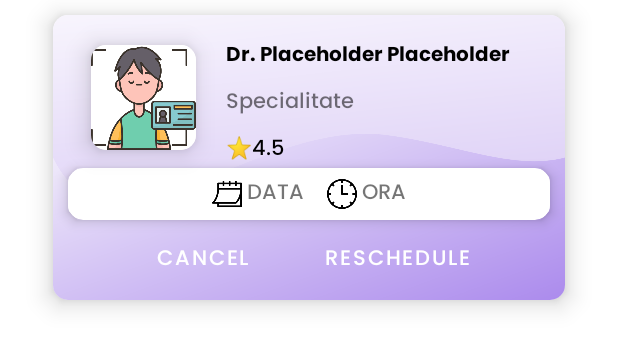
After one commit to MarioBujor2001/CliniqueMedicalApp, an Android app: the layout appointment_item.xml on its own in the app's theme, with its tools: preview values and no code run, on a phone screen of 412 x 824 dp. The commit adds this screen. Shown: the top 349 px of the screen. Run offline under Robolectric (Android 15) with nearby library versions, the phone set to English and light mode, and no system bars; network calls fail.

Commit message:
added apicomm method to get all appointments, appointment section where user can see them all

```diff
--- a/app/src/main/java/com/example/licenta/MedicAdapter.java
+++ b/app/src/main/java/com/example/licenta/Adapters/MedicAdapter.java
@@ -1,4 +1,4 @@
-package com.example.licenta;
+package com.example.licenta.Adapters;
 
 import android.content.Context;
 import android.view.LayoutInflater;
@@ -13,9 +13,10 @@ import androidx.recyclerview.widget.RecyclerView;
 
 import com.bumptech.glide.Glide;
 import com.example.licenta.Models.Medic;
+import com.example.licenta.R;
+import com.example.licenta.RecyclerViewInterface;
 
 import java.util.ArrayList;
-import java.util.Locale;
 
 public class MedicAdapter extends RecyclerView.Adapter<MedicAdapter.ViewHolder> {
 
--- a/app/src/main/java/com/example/licenta/MedicsListActivity.java
+++ b/app/src/main/java/com/example/licenta/MedicsListActivity.java
@@ -16,25 +16,21 @@ import android.os.Looper;
 import android.text.Editable;
 import android.text.TextWatcher;
 import android.util.Log;
-import android.view.KeyEvent;
 import android.view.View;
 import android.widget.Button;
 import android.widget.DatePicker;
 import android.widget.EditText;
-import android.widget.Spinner;
 import android.widget.TextView;
-import android.widget.Toast;
 
+import com.example.licenta.Adapters.MedicAdapter;
 import com.example.licenta.Models.Medic;
 import com.example.licenta.Models.Specialitate;
 import com.example.licenta.Models.Specialitati;
 import com.example.licenta.Utils.APICommunication;
 
-import org.json.JSONArray;
 import org.json.JSONException;
 import org.json.JSONObject;
 
-import java.lang.reflect.Field;
 import java.util.ArrayList;
 import java.util.Calendar;
 import java.util.stream.Collectors;
--- /dev/null
+++ b/app/src/main/res/layout/appointment_item.xml
@@ -0,0 +1,167 @@
+<?xml version="1.0" encoding="utf-8"?>
+<androidx.cardview.widget.CardView xmlns:android="http://schemas.android.com/apk/res/android"
+    xmlns:app="http://schemas.android.com/apk/res-auto"
+    xmlns:tools="http://schemas.android.com/tools"
+    android:layout_width="match_parent"
+    android:layout_height="190dp"
+    app:cardCornerRadius="10dp"
+    app:cardElevation="10dp"
+    android:layout_marginStart="35dp"
+    android:layout_marginEnd="35dp"
+    android:layout_marginTop="10dp"
+    android:id="@+id/parentCardMedic">
+
+    <androidx.constraintlayout.widget.ConstraintLayout
+        android:layout_width="match_parent"
+        android:layout_height="match_parent"
+        android:background="@drawable/info_card_background">
+
+        <!--        picture-->
+        <androidx.cardview.widget.CardView
+            android:id="@+id/cardView4"
+            android:layout_width="wrap_content"
+            android:layout_height="wrap_content"
+            android:layout_marginStart="25dp"
+            android:layout_marginTop="20dp"
+            app:cardCornerRadius="10dp"
+            app:cardElevation="10dp"
+            app:layout_constraintBottom_toBottomOf="parent"
+            app:layout_constraintEnd_toEndOf="parent"
+            app:layout_constraintHorizontal_bias="0.0"
+            app:layout_constraintStart_toStartOf="parent"
+            app:layout_constraintTop_toTopOf="parent"
+            app:layout_constraintVertical_bias="0.0">
+
+            <ImageView
+                android:id="@+id/imgMedicProfile"
+                android:layout_width="70dp"
+                android:layout_height="70dp"
+                android:scaleType="centerInside"
+                android:src="@drawable/profile_pic_placeholder"
+                app:layout_constraintBottom_toBottomOf="parent"
+                app:layout_constraintEnd_toEndOf="parent"
+                app:layout_constraintStart_toStartOf="parent"
+                app:layout_constraintTop_toTopOf="parent" />
+        </androidx.cardview.widget.CardView>
+
+        <TextView
+            android:id="@+id/txtMedicName"
+            android:layout_width="wrap_content"
+            android:layout_height="wrap_content"
+            android:layout_marginStart="20dp"
+            android:layout_marginTop="15dp"
+            android:fontFamily="@font/poppins_bold"
+            android:text="@string/dr_name"
+            android:textColor="#000000"
+            android:textSize="13sp"
+            app:layout_constraintEnd_toEndOf="parent"
+            app:layout_constraintHorizontal_bias="0.0"
+            app:layout_constraintStart_toEndOf="@+id/cardView4"
+            app:layout_constraintTop_toTopOf="parent" />
+
+        <TextView
+            android:id="@+id/txtMedicSpec"
+            android:layout_width="wrap_content"
+            android:layout_height="wrap_content"
+            android:layout_marginTop="7dp"
+            android:fontFamily="@font/poppins_medium"
+            android:text="@string/specialitate_placeholder"
+            app:layout_constraintStart_toStartOf="@+id/txtMedicName"
+            app:layout_constraintTop_toBottomOf="@+id/txtMedicName" />
+
+        <TextView
+            android:id="@+id/txtMedicRating"
+            android:layout_width="wrap_content"
+            android:layout_height="wrap_content"
+            android:layout_marginTop="7dp"
+            android:fontFamily="@font/poppins_medium"
+            android:text="@string/_4_5"
+            android:textColor="#000000"
+            app:layout_constraintEnd_toEndOf="@+id/txtMedicSpec"
+            app:layout_constraintHorizontal_bias="0.0"
+            app:layout_constraintStart_toStartOf="@+id/txtMedicSpec"
+            app:layout_constraintTop_toBottomOf="@+id/txtMedicSpec" />
+
+        <androidx.cardview.widget.CardView
+            android:id="@+id/cvDateTime"
+            android:layout_width="match_parent"
+            android:layout_height="wrap_content"
+            android:layout_marginStart="10dp"
+            android:layout_marginEnd="10dp"
+            app:cardCornerRadius="10dp"
+            app:cardElevation="5dp"
+            app:layout_constraintEnd_toEndOf="parent"
+            app:layout_constraintStart_toStartOf="parent"
+            app:layout_constraintTop_toBottomOf="@+id/txtMedicRating">
+
+            <LinearLayout
+                android:layout_width="match_parent"
+                android:layout_height="wrap_content"
+                android:background="@color/white"
+                android:layout_marginTop="5dp"
+                android:layout_marginBottom="5dp"
+                android:gravity="center">
+
+                <ImageView
+                    android:layout_width="20dp"
+                    android:layout_height="20dp"
+                    android:src="@drawable/calendar"
+                    android:layout_marginEnd="3dp"/>
+
+                <TextView
+                    android:id="@+id/tvAppDate"
+                    android:layout_width="wrap_content"
+                    android:layout_height="wrap_content"
+                    android:text="@string/data"
+                    android:fontFamily="@font/poppins_medium"/>
+
+                <ImageView
+                    android:layout_width="20dp"
+                    android:layout_height="20dp"
+                    android:src="@drawable/clock"
+                    android:layout_marginEnd="3dp"
+                    android:layout_marginStart="15dp"/>
+
+                <TextView
+                    android:id="@+id/tvAppTime"
+                    android:layout_width="wrap_content"
+                    android:layout_height="wrap_content"
+                    android:text="@string/ora"
+                    android:fontFamily="@font/poppins_medium"/>
+            </LinearLayout>
+
+        </androidx.cardview.widget.CardView>
+
+        <LinearLayout
+            android:layout_width="match_parent"
+            android:layout_height="wrap_content"
+            android:gravity="center"
+            app:layout_constraintBottom_toBottomOf="parent"
+            app:layout_constraintEnd_toEndOf="parent"
+            app:layout_constraintStart_toStartOf="parent"
+            app:layout_constraintTop_toBottomOf="@+id/cvDateTime">
+
+            <Button
+                android:id="@+id/btnAppCancel"
+                style="?android:attr/buttonBarButtonStyle"
+                android:layout_width="wrap_content"
+                android:layout_height="wrap_content"
+                android:layout_marginEnd="30dp"
+                android:fontFamily="@font/poppins_medium"
+                android:text="@string/cancel"
+                android:textColor="@color/white" />
+
+            <Button
+                android:id="@+id/btnAppReschedule"
+                style="?android:attr/buttonBarButtonStyle"
+                android:layout_width="wrap_content"
+                android:layout_height="wrap_content"
+                android:fontFamily="@font/poppins_medium"
+                android:text="@string/reschedule"
+                android:textColor="@color/white" />
+        </LinearLayout>
+
+
+    </androidx.constraintlayout.widget.ConstraintLayout>
+
+</androidx.cardview.widget.CardView>
--- a/app/src/main/res/values/strings.xml
+++ b/app/src/main/res/values/strings.xml
@@ -32,6 +32,12 @@
     <string name="data_dd_mm_yyyy">Data: dd/mm/yyyy</string>
     <string name="programeaza">Programeaza!</string>
     <string name="nume_medic_specialitate">Nume medic + Specialitate</string>
+    <string name="appointments">Appointments</string>
+    <string name="your_appointments">Your Appointments</string>
+    <string name="data">DATA</string>
+    <string name="ora">ORA</string>
+    <string name="cancel">Cancel</string>
+    <string name="reschedule">Reschedule</string>
     <string-array name="filterMedics">
         <item>orl</item>
         <item>alergologie</item>
```
Also changed, not shown: app/src/main/AndroidManifest.xml (+7 -0 lines), app/src/main/java/com/example/licenta/Adapters/ProgramareAdapter.java (added, +89 -0 lines), app/src/main/java/com/example/licenta/MainActivity.java (+7 -2 lines), app/src/main/java/com/example/licenta/Models/Pacient.java (+10 -0 lines), app/src/main/java/com/example/licenta/Models/Programare.java (added, +73 -0 lines), app/src/main/java/com/example/licenta/ProgramariActivity.java (added, +104 -0 lines), app/src/main/java/com/example/licenta/Utils/APICommunication.java (+22 -0 lines), app/src/main/res/layout/activity_main.xml (+50 -4 lines), app/src/main/res/layout/activity_programari.xml (added, +68 -0 lines), app/src/main/res/drawable-v24/calendar.png (added), app/src/main/res/drawable-v24/clock.png (added).
